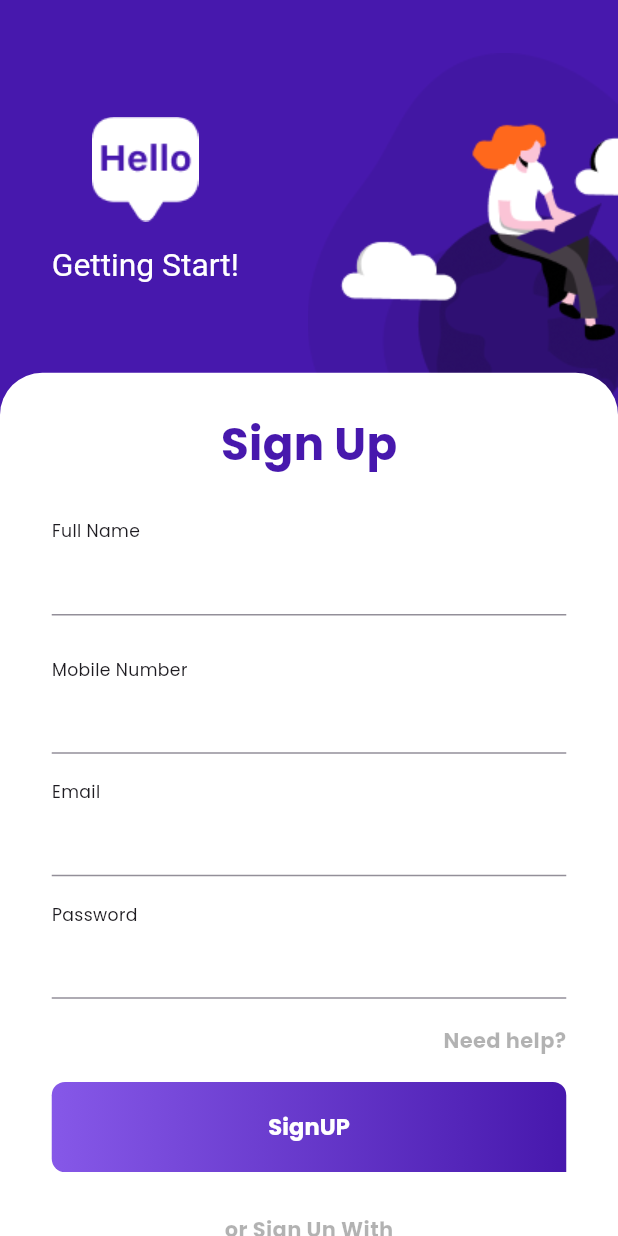
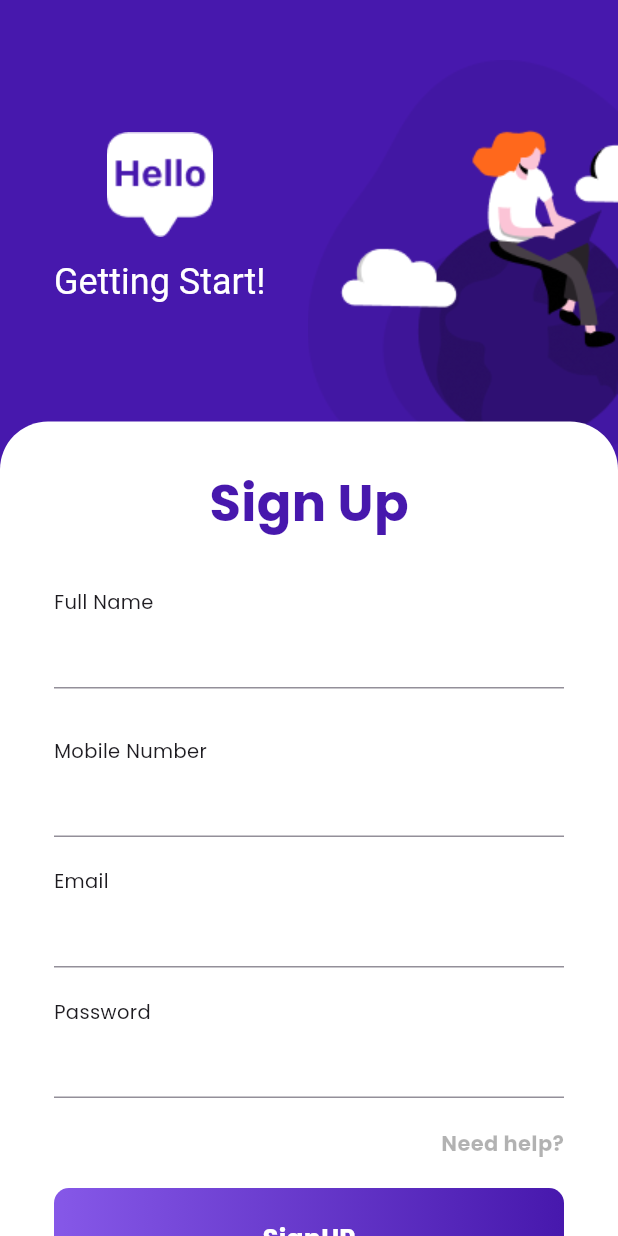
Before and after one commit to MahmoudElgaml/e-comarca, a Flutter app: the SignUpScreen screen opened by its route, on a phone screen of 412 x 824 dp. Run offline on Flutter 3.47's test engine with Material 3 defaults, Android fonts, the phone set to English and light mode, and no system bars; drawn by our look-alikes of animated_text_kit; our stand-ins replace bloc, dartz, device_preview, dio, firebase_core, flutter_bloc and 4 more; missing offline and left inert: dart:ffi; accounts and stored records are empty; generated files the repository leaves out were written again.

Commit message:
remove screen utils

```diff
--- a/lib/config/routes/routes.dart
+++ b/lib/config/routes/routes.dart
@@ -6,10 +6,10 @@ import 'package:e_comarce_clean/features/home/presentation/pages/home_feature_sc
 import 'package:go_router/go_router.dart';
 
 class AppRoute {
-  static const String loginScreen = "/login";
+  static const String loginScreen = "/";
   static const String signUPScreen = "/sign";
   static const String homeScreen = "/home";
-  static const String cartScreen = "/";
+  static const String cartScreen = "/cart";
 
   static final router = GoRouter(
     routes: [
--- a/lib/core/utils/app_style.dart
+++ b/lib/core/utils/app_style.dart
@@ -1,11 +1,11 @@
 import 'package:e_comarce_clean/core/utils/app_color.dart';
 import 'package:flutter/material.dart';
-import 'package:flutter_screenutil/flutter_screenutil.dart';
+
 
 class AppStyle {
-  static TextStyle style34 = TextStyle(
+  static TextStyle style34 = const TextStyle(
     color: AppColor.authColor,
-    fontSize: 34.sp,
+    fontSize: 34,
     fontWeight: FontWeight.bold,
   );
 
@@ -14,31 +14,31 @@ class AppStyle {
     fontWeight: FontWeight.bold,
   );
 
-  static TextStyle style18 = TextStyle(
+  static TextStyle style18 = const TextStyle(
     color: Colors.black,
-    fontSize: 18.sp,
+    fontSize: 18,
     fontWeight: FontWeight.w500,
   );
 
-  static TextStyle style14 = TextStyle(
+  static TextStyle style14 = const TextStyle(
     color: Colors.black,
-    fontSize: 14.sp,
+    fontSize: 14,
     fontWeight: FontWeight.w400,
   );
 
-  static TextStyle style12 = TextStyle(
-    fontSize: 12.sp,
+  static TextStyle style12 = const TextStyle(
+    fontSize: 12,
     fontWeight: FontWeight.w400,
   );
 
-  static TextStyle styleWhite = TextStyle(
+  static TextStyle styleWhite = const TextStyle(
     color: Colors.white,
     fontWeight: FontWeight.bold,
-    fontSize: 17.sp,
+    fontSize: 17,
   );
-  static TextStyle style20 = TextStyle(
+  static TextStyle style20 = const TextStyle(
     color: Colors.black,
     fontWeight: FontWeight.w300,
-    fontSize: 20.sp,
+    fontSize: 20,
   );
 }
--- a/lib/features/auth/presentation/pages/login_screen.dart
+++ b/lib/features/auth/presentation/pages/login_screen.dart
@@ -6,7 +6,7 @@ import 'package:e_comarce_clean/features/auth/presentation/manager/auth_cubit.da
 
 import 'package:flutter/material.dart';
 import 'package:flutter_bloc/flutter_bloc.dart';
-import 'package:flutter_screenutil/flutter_screenutil.dart';
+
 
 import '../widgets/login_drawer.dart';
 
@@ -26,11 +26,11 @@ class LoginScreen extends StatelessWidget {
               mainAxisAlignment: MainAxisAlignment.spaceBetween,
               children: [
                 Padding(
-                  padding: EdgeInsets.only(top: 88.h, left: 36.w),
+                  padding: EdgeInsets.only(top: 88, left: 36),
                   child: Image.asset(AppImages.bubbleText),
                 ),
                 Padding(
-                  padding: EdgeInsets.only(top: 40.h),
+                  padding: EdgeInsets.only(top: 40),
                   child: Image.asset(AppImages.login_logo),
                 ),
               ],
--- a/lib/features/auth/presentation/pages/sign_up_screen.dart
+++ b/lib/features/auth/presentation/pages/sign_up_screen.dart
@@ -10,7 +10,7 @@ import 'package:e_comarce_clean/features/auth/presentation/widgets/signup_drawer
 import 'package:flutter/material.dart';
 import 'package:flutter_bloc/flutter_bloc.dart';
 
-import 'package:flutter_screenutil/flutter_screenutil.dart';
+
 import 'package:gap/gap.dart';
 
 import '../../../../core/utils/app_color.dart';
@@ -32,14 +32,14 @@ class SignUpScreen extends StatelessWidget {
               mainAxisAlignment: MainAxisAlignment.spaceBetween,
               children: [
                 Padding(
-                  padding: EdgeInsets.only(top: 88.h, left: 36.w),
+                  padding: EdgeInsets.only(top: 88, left: 36),
                   child: Column(
                     children: [
                       Image.asset(AppImages.bubbleTextSign),
                       const Gap(16),
                       DefaultTextStyle(
                         style: TextStyle(
-                          fontSize: 24.0.sp,
+                          fontSize: 24.0,
                         ),
                         child: AnimatedTextKit(
                           animatedTexts: [
@@ -52,7 +52,7 @@ class SignUpScreen extends StatelessWidget {
                   ),
                 ),
                 Padding(
-                  padding: EdgeInsets.only(top: 40.h),
+                  padding: EdgeInsets.only(top: 40),
                   child: Image.asset(AppImages.login_logo),
                 ),
               ],
--- a/lib/features/auth/presentation/widgets/coatume_button.dart
+++ b/lib/features/auth/presentation/widgets/coatume_button.dart
@@ -3,7 +3,7 @@ import 'package:e_comarce_clean/features/auth/presentation/manager/auth_cubit.da
 import 'package:e_comarce_clean/features/auth/presentation/manager/auth_cubit.dart';
 import 'package:flutter/material.dart';
 import 'package:flutter_bloc/flutter_bloc.dart';
-import 'package:flutter_screenutil/flutter_screenutil.dart';
+
 import 'package:go_router/go_router.dart';
 
 import '../../../../core/utils/app_style.dart';
@@ -18,13 +18,13 @@ class CostumeButton extends StatelessWidget {
   Widget build(BuildContext context) {
     return Container(
       width: double.infinity,
-      height: 68.h,
-      decoration: BoxDecoration(
+      height: 68,
+      decoration: const BoxDecoration(
           borderRadius: BorderRadius.only(
-              bottomLeft: Radius.circular(10.r),
-              topLeft: Radius.circular(10.r),
-              topRight: Radius.circular(10.r)),
-          gradient: const LinearGradient(
+              bottomLeft: Radius.circular(10),
+              topLeft: Radius.circular(10),
+              topRight: Radius.circular(10)),
+          gradient: LinearGradient(
             colors: [Color(0xff8658E8), Color(0xff4718AD)],
           )),
       child: ElevatedButton(
--- a/lib/features/auth/presentation/widgets/costume_avatar.dart
+++ b/lib/features/auth/presentation/widgets/costume_avatar.dart
@@ -1,5 +1,5 @@
 import 'package:flutter/material.dart';
-import 'package:flutter_screenutil/flutter_screenutil.dart';
+
 
 class CostumeAvatar extends StatelessWidget {
   const CostumeAvatar(this.image, {super.key});
@@ -9,7 +9,7 @@ class CostumeAvatar extends StatelessWidget {
   @override
   Widget build(BuildContext context) {
     return Container(
-      padding: EdgeInsets.symmetric(horizontal: 23.w,vertical: 23.h),
+      padding: EdgeInsets.symmetric(horizontal: 23,vertical: 23),
       decoration: BoxDecoration(
           border: Border.all(
               color: Colors.grey.shade300
--- a/lib/features/auth/presentation/widgets/costume_text_filed.dart
+++ b/lib/features/auth/presentation/widgets/costume_text_filed.dart
@@ -1,5 +1,4 @@
 import 'package:flutter/material.dart';
-import 'package:flutter_screenutil/flutter_screenutil.dart';
 
 class CostumeTextFiled extends StatelessWidget {
   const CostumeTextFiled({required this.title, super.key});
@@ -11,7 +10,10 @@ class CostumeTextFiled extends StatelessWidget {
     return Column(
       crossAxisAlignment: CrossAxisAlignment.start,
       children: [
-        Text(title,style: TextStyle(fontSize: 13.sp),),
+        Text(
+          title,
+          style: const TextStyle(fontSize: 13),
+        ),
         const TextField(
           decoration: InputDecoration(),
         )
--- a/lib/features/auth/presentation/widgets/signup_drawer.dart
+++ b/lib/features/auth/presentation/widgets/signup_drawer.dart
@@ -4,7 +4,7 @@ import 'package:e_comarce_clean/features/auth/presentation/manager/auth_cubit.da
 import 'package:e_comarce_clean/features/auth/presentation/widgets/social_button.dart';
 import 'package:flutter/material.dart';
 import 'package:flutter_bloc/flutter_bloc.dart';
-import 'package:flutter_screenutil/flutter_screenutil.dart';
+
 import 'package:gap/gap.dart';
 import 'package:go_router/go_router.dart';
 
@@ -37,34 +37,34 @@ class SignUpDrawer extends StatelessWidget {
           );
         }
         return Container(
-          margin: EdgeInsets.only(top: 281.h),
+          margin: const EdgeInsets.only(top: 281),
           height: MediaQuery.of(context).size.height,
           width: MediaQuery.of(context).size.width,
-          decoration: BoxDecoration(
+          decoration: const BoxDecoration(
             color: Colors.white,
             borderRadius: BorderRadius.only(
-              topLeft: Radius.circular(32.r),
-              topRight: Radius.circular(32.r),
+              topLeft: Radius.circular(32),
+              topRight: Radius.circular(32),
             ),
           ),
           child: SingleChildScrollView(
             child: Padding(
-              padding: EdgeInsets.only(top: 30.h, left: 36.w, right: 36.w),
+              padding: const EdgeInsets.only(top: 30, left: 36, right: 36),
               child: Column(
                 children: [
                   Text(
                     "Sign Up",
                     style: AppStyle.style34,
                   ),
-                  Gap(32.h),
+                  const Gap(32),
                   const CostumeTextFiled(title: "Full Name"),
-                  Gap(32.h),
+                  const Gap(32),
                   const CostumeTextFiled(title: "Mobile Number"),
-                  Gap(20.h),
+                  const Gap(20),
                   const CostumeTextFiled(title: "Email"),
-                  Gap(20.h),
+                  const Gap(20),
                   const CostumeTextFiled(title: "Password"),
-                  Gap(20.h),
+                  const Gap(20),
                   Align(
                     alignment: Alignment.centerRight,
                     child: Text(
@@ -72,7 +72,7 @@ class SignUpDrawer extends StatelessWidget {
                       AppString.helpMessage,
                     ),
                   ),
-                  Gap(20.h),
+                  const Gap(20),
                   CostumeButton(
                     title: "SignUP",
                     onPressed: () => AuthCubit.get(context).signUp(
@@ -83,14 +83,14 @@ class SignUpDrawer extends StatelessWidget {
                             phone: "01061746848",
                             rePassword: "1234567895")),
                   ),
-                  Gap(32.h),
+                  const Gap(32),
                   Text(
                     style: AppStyle.styleRegularOpacity,
                     "or Sign Un With",
                   ),
-                  Gap(28.h),
+                  const Gap(28),
                   const SocialButton(),
-                  Gap(28.h),
+                  const Gap(28),
                   Row(
                     mainAxisAlignment: MainAxisAlignment.center,
                     children: [
--- a/lib/features/cart_feature/presentation/pages/cart_screen.dart
+++ b/lib/features/cart_feature/presentation/pages/cart_screen.dart
@@ -2,7 +2,7 @@ import 'package:e_comarce_clean/core/utils/app_color.dart';
 import 'package:e_comarce_clean/core/utils/app_style.dart';
 import 'package:e_comarce_clean/features/cart_feature/presentation/widgets/product_cart.dart';
 import 'package:flutter/material.dart';
-import 'package:flutter_screenutil/flutter_screenutil.dart';
+
 
 class CartScreen extends StatelessWidget {
   const CartScreen({super.key});
@@ -44,8 +44,8 @@ class CartScreen extends StatelessWidget {
         ],
       ),
       backgroundColor: Colors.white,
-      body: Padding(
-        padding:  EdgeInsets.only(top: 32.h,left: 16.w,right: 16.w),
+      body: const Padding(
+        padding:  EdgeInsets.only(top: 32,left: 16,right: 16),
         child: Column(
           children: [
             ProductCart(),
--- a/lib/features/home/presentation/widgets/costume_offer_image.dart
+++ b/lib/features/home/presentation/widgets/costume_offer_image.dart
@@ -1,5 +1,5 @@
 import 'package:flutter/material.dart';
-import 'package:flutter_screenutil/flutter_screenutil.dart';
+
 
 import '../../../../core/utils/app_images.dart';
 
@@ -11,8 +11,8 @@ class CostumeOfferImage extends StatelessWidget {
     return Image.asset(
       fit: BoxFit.fill,
       AppImages.offerPhoto,
-      height: 200.h,
-      width: 398.w,
+      height: 200,
+      width: 398,
     );
   }
 }
--- a/pubspec.yaml
+++ b/pubspec.yaml
@@ -30,9 +30,9 @@ environment:
 dependencies:
   flutter:
     sdk: flutter
-  flutter_screenutil: ^5.9.0
+
   gap: ^3.0.1
-  device_preview: ^1.1.0
+  device_preview: ^1.2.0
   animated_text_kit: ^4.2.2
   go_router: ^13.2.2
   dio: ^5.4.2+1
@@ -40,6 +40,7 @@ dependencies:
   bloc: ^8.1.4
   flutter_bloc: ^8.1.5
   google_fonts: ^6.2.1
+  firebase_core: ^2.30.0
 
 
 
```
Also changed, not shown: lib/features/auth/presentation/widgets/login_drawer.dart (+13 -13 lines), lib/features/cart_feature/presentation/widgets/product_cart.dart (+6 -6 lines), lib/features/cart_feature/presentation/widgets/product_detail.dart (+6 -6 lines), lib/features/home/presentation/pages/home_feature_screen.dart (+10 -10 lines), lib/features/home/presentation/widgets/costume_appbar.dart (+6 -6 lines), lib/features/home/presentation/widgets/costume_category.dart (+5 -5 lines), lib/main.dart (+12 -11 lines), pubspec.lock, 4 other files.
